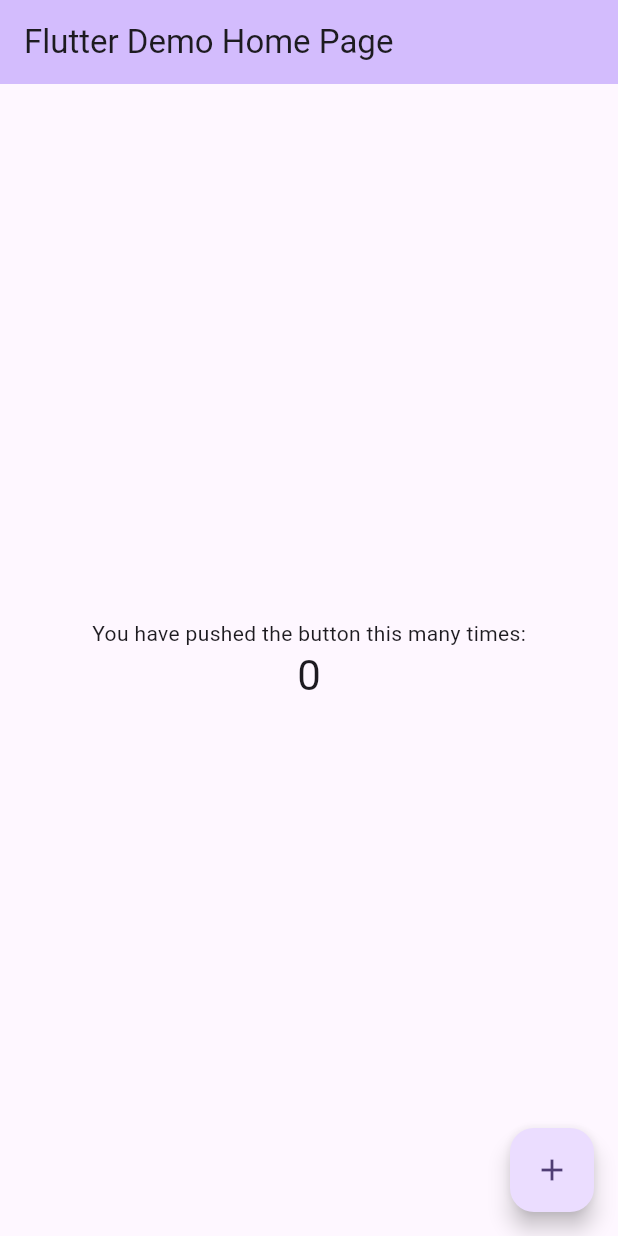
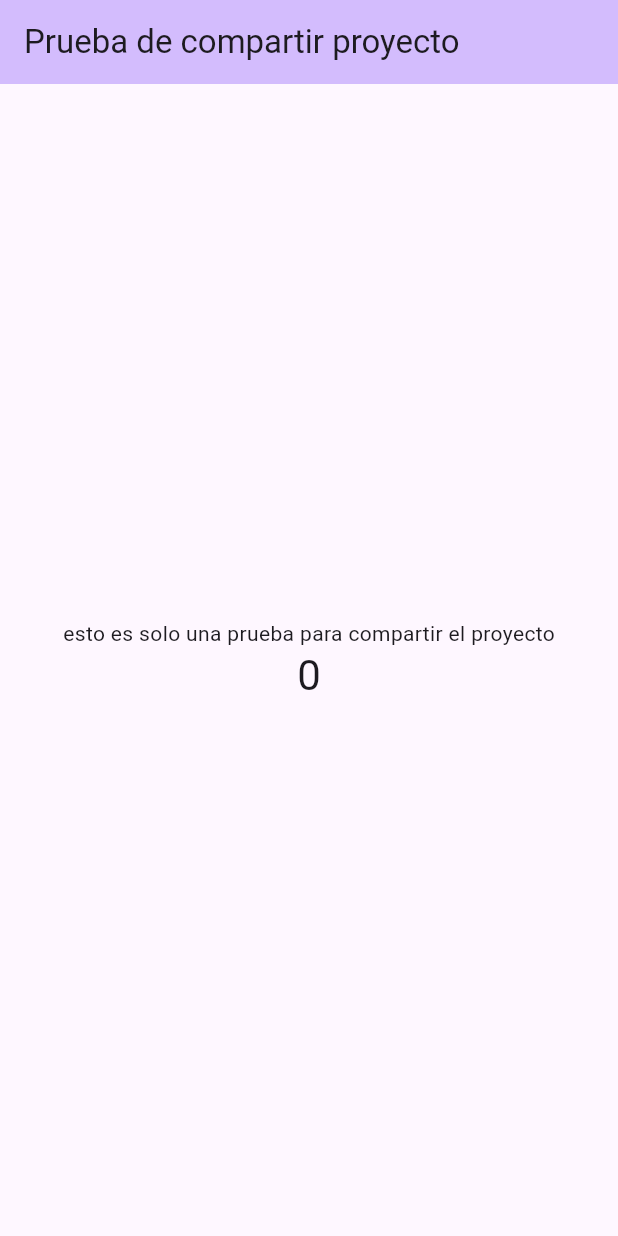
Before and after one commit to robertobautistamx/CoolTrack, a Flutter app: the screen it shows after launch, on a phone screen of 412 x 824 dp. Run offline on Flutter 3.47's test engine with Material 3 defaults, Android fonts, the phone set to English and light mode, and no system bars; our stand-ins replace firebase_core; accounts and stored records are empty.

Commit message:
Asignar el nombre de la app

```diff
--- a/lib/main.dart
+++ b/lib/main.dart
@@ -1,3 +1,5 @@
+// ignore_for_file: prefer_final_fields
+
 import 'package:flutter/material.dart';
 
 void main() {
@@ -7,46 +9,21 @@
 class MyApp extends StatelessWidget {
   const MyApp({super.key});
 
-  // This widget is the root of your application.
   @override
   Widget build(BuildContext context) {
     return MaterialApp(
-      title: 'Flutter Demo',
+      title: 'CoolTrack',
       theme: ThemeData(
-        // This is the theme of your application.
-        //
-        // TRY THIS: Try running your application with "flutter run". You'll see
-        // the application has a purple toolbar. Then, without quitting the app,
-        // try changing the seedColor in the colorScheme below to Colors.green
-        // and then invoke "hot reload" (save your changes or press the "hot
-        // reload" button in a Flutter-supported IDE, or press "r" if you used
-        // the command line to start the app).
-        //
-        // Notice that the counter didn't reset back to zero; the application
-        // state is not lost during the reload. To reset the state, use hot
-        // restart instead.
-        //
-        // This works for code too, not just values: Most code changes can be
-        // tested with just a hot reload.
         colorScheme: ColorScheme.fromSeed(seedColor: Colors.deepPurple),
         useMaterial3: true,
       ),
-      home: const MyHomePage(title: 'Flutter Demo Home Page'),
+      home: const MyHomePage(title: 'Prueba de compartir proyecto'),
     );
   }
 }
 
 class MyHomePage extends StatefulWidget {
   const MyHomePage({super.key, required this.title});
-
-  // This widget is the home page of your application. It is stateful, meaning
-  // that it has a State object (defined below) that contains fields that affect
-  // how it looks.
-
-  // This class is the configuration for the state. It holds the values (in this
-  // case the title) provided by the parent (in this case the App widget) and
-  // used by the build method of the State. Fields in a Widget subclass are
-  // always marked "final".
 
   final String title;
 
@@ -57,56 +34,19 @@
 class _MyHomePageState extends State<MyHomePage> {
   int _counter = 0;
 
-  void _incrementCounter() {
-    setState(() {
-      // This call to setState tells the Flutter framework that something has
-      // changed in this State, which causes it to rerun the build method below
-      // so that the display can reflect the updated values. If we changed
-      // _counter without calling setState(), then the build method would not be
-      // called again, and so nothing would appear to happen.
-      _counter++;
-    });
-  }
-
   @override
   Widget build(BuildContext context) {
-    // This method is rerun every time setState is called, for instance as done
-    // by the _incrementCounter method above.
-    //
-    // The Flutter framework has been optimized to make rerunning build methods
-    // fast, so that you can just rebuild anything that needs updating rather
-    // than having to individually change instances of widgets.
     return Scaffold(
         appBar: AppBar(
-        // TRY THIS: Try changing the color here to a specific color (to
-        // Colors.amber, perhaps?) and trigger a hot reload to see the AppBar
-        // change color while the other colors stay the same.
           backgroundColor: Theme.of(context).colorScheme.inversePrimary,
-        // Here we take the value from the MyHomePage object that was created by
-        // the App.build method, and use it to set our appbar title.
           title: Text(widget.title),
         ),
         body: Center(
-        // Center is a layout widget. It takes a single child and positions it
-        // in the middle of the parent.
           child: Column(
-          // Column is also a layout widget. It takes a list of children and
-          // arranges them vertically. By default, it sizes itself to fit its
-          // children horizontally, and tries to be as tall as its parent.
-          //
-          // Column has various properties to control how it sizes itself and
-          // how it positions its children. Here we use mainAxisAlignment to
-          // center the children vertically; the main axis here is the vertical
-          // axis because Columns are vertical (the cross axis would be
-          // horizontal).
-          //
-          // TRY THIS: Invoke "debug painting" (choose the "Toggle Debug Paint"
-          // action in the IDE, or press "p" in the console), to see the
-          // wireframe for each widget.
             mainAxisAlignment: MainAxisAlignment.center,
             children: <Widget>[
               const Text(
-              'You have pushed the button this many times:',
+                'esto es solo una prueba para compartir el proyecto',
               ),
               Text(
                 '$_counter',
@@ -114,12 +54,6 @@
               ),
             ],
           ),
-      ),
-      floatingActionButton: FloatingActionButton(
-        onPressed: _incrementCounter,
-        tooltip: 'Increment',
-        child: const Icon(Icons.add),
-      ), // This trailing comma makes auto-formatting nicer for build methods.
-    );
+        ));
   }
 }
```
Lines whose indentation alone changed are shown as unchanged.
